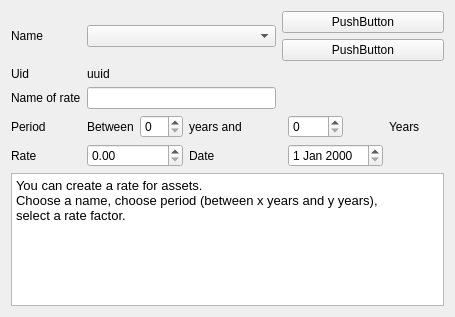
FreeHealth/freehealth, file plugins/accountplugin/preferences/assetsratespage.ui: the form before one commit.
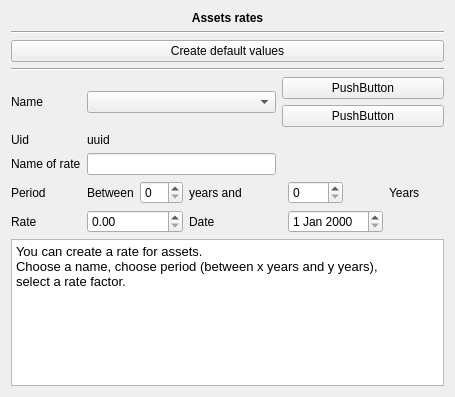
The form after the commit.

Commit message: FreeAccount : - moving some code from widget creation to slot connected to button - some beautifying

The edit to the form file:
```diff
--- a/plugins/accountplugin/preferences/assetsratespage.ui
+++ b/plugins/accountplugin/preferences/assetsratespage.ui
@@ -7,14 +7,14 @@
     <x>0</x>
     <y>0</y>
     <width>455</width>
-    <height>317</height>
+    <height>397</height>
    </rect>
   </property>
   <property name="windowTitle">
    <string>Form</string>
   </property>
   <layout class="QGridLayout" name="gridLayout_2">
-   <item row="0" column="0">
+   <item row="5" column="0">
     <layout class="QGridLayout" name="gridLayout">
      <item row="0" column="0">
       <widget class="QLabel" name="AssetsNameLabel">
@@ -149,10 +149,10 @@
         <string>&lt;!DOCTYPE HTML PUBLIC &quot;-//W3C//DTD HTML 4.0//EN&quot; &quot;http://www.w3.org/TR/REC-html40/strict.dtd&quot;&gt;
 &lt;html&gt;&lt;head&gt;&lt;meta name=&quot;qrichtext&quot; content=&quot;1&quot; /&gt;&lt;style type=&quot;text/css&quot;&gt;
 p, li { white-space: pre-wrap; }
-&lt;/style&gt;&lt;/head&gt;&lt;body style=&quot; font-family:'Sans'; font-size:10pt; font-weight:400; font-style:normal;&quot;&gt;
-&lt;p style=&quot; margin-top:0px; margin-bottom:0px; margin-left:0px; margin-right:0px; -qt-block-indent:0; text-indent:0px;&quot;&gt;You can create a rate for assets.&lt;/p&gt;
-&lt;p style=&quot; margin-top:0px; margin-bottom:0px; margin-left:0px; margin-right:0px; -qt-block-indent:0; text-indent:0px;&quot;&gt;Choose a name, choose period (between x years and y years),&lt;/p&gt;
-&lt;p style=&quot; margin-top:0px; margin-bottom:0px; margin-left:0px; margin-right:0px; -qt-block-indent:0; text-indent:0px;&quot;&gt;select a rate factor.&lt;/p&gt;&lt;/body&gt;&lt;/html&gt;</string>
+&lt;/style&gt;&lt;/head&gt;&lt;body style=&quot; font-family:'Lucida Grande'; font-size:13pt; font-weight:400; font-style:normal;&quot;&gt;
+&lt;p style=&quot; margin-top:0px; margin-bottom:0px; margin-left:0px; margin-right:0px; -qt-block-indent:0; text-indent:0px;&quot;&gt;&lt;span style=&quot; font-family:'Sans'; font-size:10pt;&quot;&gt;You can create a rate for assets.&lt;/span&gt;&lt;/p&gt;
+&lt;p style=&quot; margin-top:0px; margin-bottom:0px; margin-left:0px; margin-right:0px; -qt-block-indent:0; text-indent:0px;&quot;&gt;&lt;span style=&quot; font-family:'Sans'; font-size:10pt;&quot;&gt;Choose a name, choose period (between x years and y years),&lt;/span&gt;&lt;/p&gt;
+&lt;p style=&quot; margin-top:0px; margin-bottom:0px; margin-left:0px; margin-right:0px; -qt-block-indent:0; text-indent:0px;&quot;&gt;&lt;span style=&quot; font-family:'Sans'; font-size:10pt;&quot;&gt;select a rate factor.&lt;/span&gt;&lt;/p&gt;&lt;/body&gt;&lt;/html&gt;</string>
        </property>
       </widget>
      </item>
@@ -188,6 +188,43 @@
      </item>
     </layout>
    </item>
+   <item row="3" column="0">
+    <widget class="QPushButton" name="createDefaults">
+     <property name="text">
+      <string>Create default values</string>
+     </property>
+    </widget>
+   </item>
+   <item row="4" column="0">
+    <widget class="Line" name="line">
+     <property name="orientation">
+      <enum>Qt::Horizontal</enum>
+     </property>
+    </widget>
+   </item>
+   <item row="1" column="0">
+    <widget class="Line" name="line_2">
+     <property name="orientation">
+      <enum>Qt::Horizontal</enum>
+     </property>
+    </widget>
+   </item>
+   <item row="0" column="0">
+    <widget class="QLabel" name="label_2">
+     <property name="font">
+      <font>
+       <weight>75</weight>
+       <bold>true</bold>
+      </font>
+     </property>
+     <property name="text">
+      <string>Assets rates</string>
+     </property>
+     <property name="alignment">
+      <set>Qt::AlignCenter</set>
+     </property>
+    </widget>
+   </item>
   </layout>
  </widget>
  <resources/>
```
The commit also changes 11 other files.
